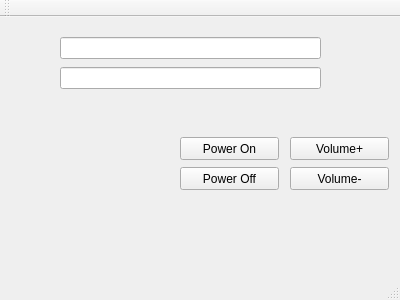
aarontc/Home-Automation-Manager, file HomeAutomationManagerFrontend/mainwindow.ui: the form before one commit.
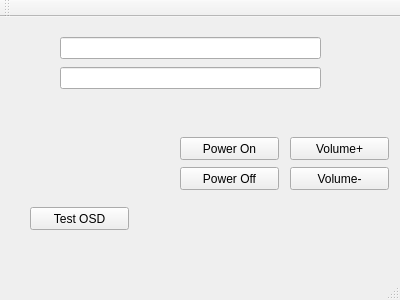
The form after the commit.

The edit to the form file:
```diff
--- a/HomeAutomationManagerFrontend/mainwindow.ui
+++ b/HomeAutomationManagerFrontend/mainwindow.ui
@@ -86,6 +86,19 @@
      <string>Volume-</string>
     </property>
    </widget>
+   <widget class="QPushButton" name="pushButton_5">
+    <property name="geometry">
+     <rect>
+      <x>30</x>
+      <y>190</y>
+      <width>99</width>
+      <height>23</height>
+     </rect>
+    </property>
+    <property name="text">
+     <string>Test OSD</string>
+    </property>
+   </widget>
   </widget>
   <widget class="QMenuBar" name="menuBar">
    <property name="geometry">
```
